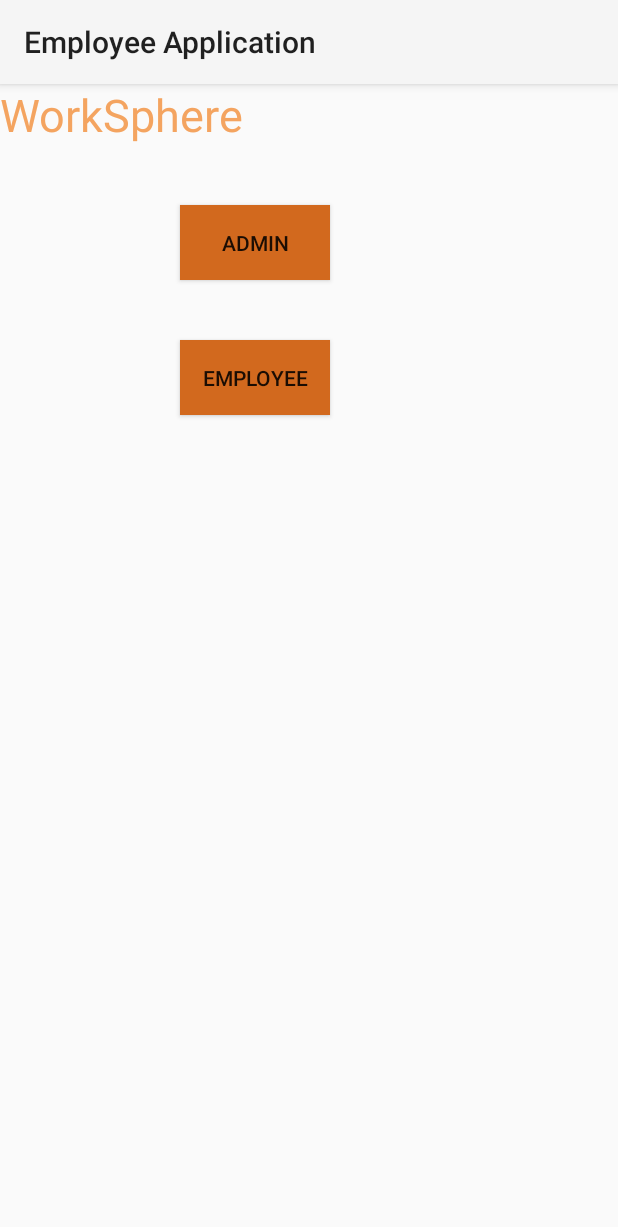
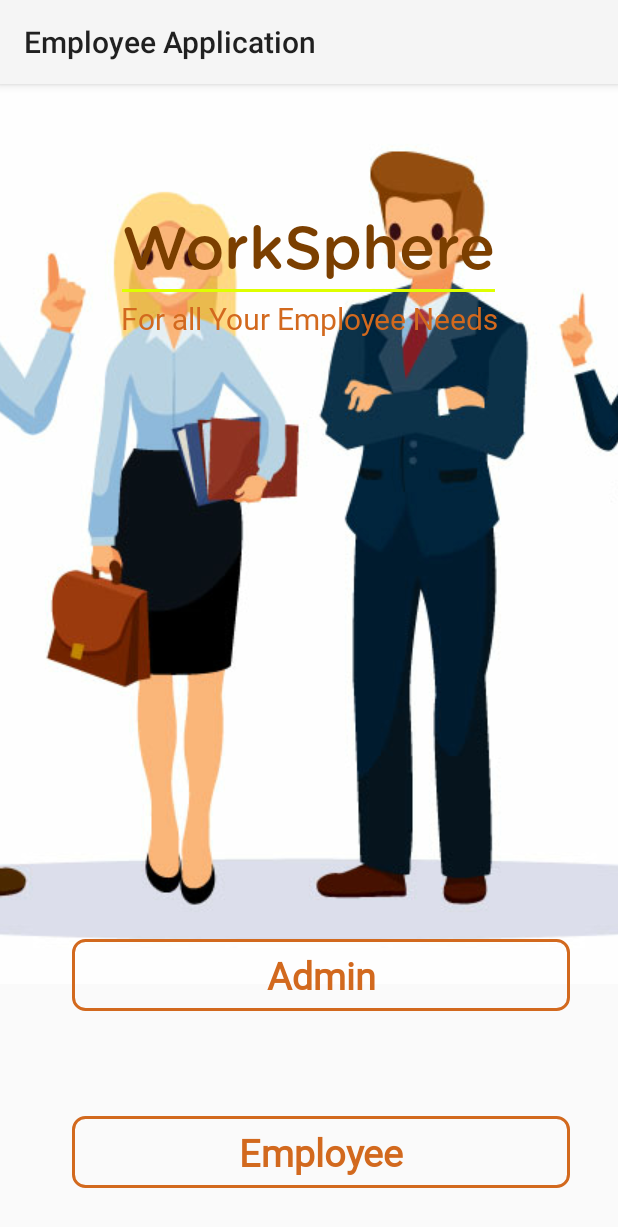
Before and after one commit to idabamfi/WorkSphere, an Android app built with Jetpack Compose: the screen it shows after launch (LaunchActivity), on a phone screen of 412 x 824 dp. Shown: the top 1227 px of the screen. Run offline under Robolectric (Android 15) with nearby library versions, the phone set to English and light mode, and no system bars.

Commit message:
updated employee homepage screens

```diff
--- a/app/src/main/res/layout/activity_launch.xml
+++ b/app/src/main/res/layout/activity_launch.xml
@@ -1,35 +1,119 @@
 <?xml version="1.0" encoding="utf-8"?>
-<LinearLayout xmlns:android="http://schemas.android.com/apk/res/android"
-    xmlns:app="http://schemas.android.com/apk/res-auto"
-    android:orientation="vertical"
+<RelativeLayout xmlns:android="http://schemas.android.com/apk/res/android"
+    xmlns:tools="http://schemas.android.com/tools"
     android:layout_width="match_parent"
-    android:layout_height="match_parent">
+    android:layout_height="match_parent"
+    android:focusableInTouchMode="true"
+    tools:context=".LaunchActivity">
+
+    <FrameLayout
+        android:layout_width="wrap_content"
+        android:layout_height="wrap_content">
+
+        <ImageView
+            android:id="@+id/imageView"
+            android:layout_width="match_parent"
+            android:layout_height="match_parent"
+            android:contentDescription="@string/image_of_employees"
+            android:scaleType="centerCrop"
+            android:src="@drawable/ic_worker_img" />
+
+    </FrameLayout>
+
+    <LinearLayout
+        android:id="@+id/linearLayout"
+        android:layout_width="wrap_content"
+        android:layout_height="wrap_content"
+        android:layout_alignParentTop="true"
+        android:layout_centerHorizontal="true"
+        android:layout_marginTop="80dp"
+        android:orientation="horizontal">
+
+        <LinearLayout
+            android:layout_width="wrap_content"
+            android:layout_height="wrap_content">
+
+        </LinearLayout>
+
+        <LinearLayout
+            android:layout_width="wrap_content"
+            android:layout_height="wrap_content"
+            android:orientation="vertical">
 
             <TextView
-        android:layout_width="251sp"
+                android:id="@+id/textView"
+                android:layout_width="wrap_content"
                 android:layout_height="wrap_content"
+                android:fontFamily="@font/gotham"
                 android:text="@string/worksphere"
-        android:textColor="@color/brownSandy"
-        android:textSize="30sp" />
+                android:textColor="#7B3F00"
+                android:textSize="40sp"
+                tools:ignore="TextSizeCheck" />
+
+            <View
+                android:layout_width="match_parent"
+                android:layout_height="2dp"
+                android:layout_marginTop="2dp"
+                android:background="#deff00" />
+
+        </LinearLayout>
+
+    </LinearLayout>
+
+    <TextView
+        android:layout_width="wrap_content"
+        android:layout_height="wrap_content"
+        android:layout_below="@+id/linearLayout"
+        android:layout_centerHorizontal="true"
+        android:layout_marginTop="4dp"
+        android:fontFamily="@font/calibri"
+        android:gravity="center"
+        android:text="@string/for_all_your_employee_needs"
+        android:textColor="#D2691E"
+        android:textSize="20sp"
+        tools:ignore="SmallSp" />
+
+    <LinearLayout
+        android:layout_width="match_parent"
+        android:layout_height="wrap_content"
+        android:layout_alignParentBottom="true"
+        android:layout_centerHorizontal="true"
+        android:layout_marginBottom="32dp"
+        android:orientation="vertical"
+        android:paddingLeft="32dp"
+        android:paddingRight="32dp">
 
         <Button
+            android:layout_width="match_parent"
+            android:layout_height="match_parent"
             android:id="@+id/buttonAdmin"
-        android:layout_width="100sp"
-        android:layout_height="50sp"
-        android:layout_marginStart="120sp"
-        android:layout_marginTop="40sp"
-        android:background="@color/brownTan"
-        android:onClick="view"
-        android:text="Admin" />
+            android:layout_marginStart="16dp"
+            android:background="@drawable/buttonshapecreambg"
+            android:fontFamily="@font/calibri"
+            android:text="Admin"
+            android:textAllCaps="false"
+            android:textColor="#D2691E"
+            android:textSize="25sp"
+            android:textStyle="bold"
+            android:onClick="view"/>
 
         <Button
+            android:layout_width="match_parent"
+            android:layout_height="match_parent"
             android:id="@+id/buttonEmployee"
-        android:layout_width="100sp"
-        android:layout_height="50sp"
-        android:layout_marginStart="120sp"
-        android:layout_marginTop="40sp"
-        android:background="@color/brownTan"
-        android:onClick="view"
-        android:text="Employee" />
+            android:layout_marginTop="70sp"
+            android:layout_marginStart="16dp"
+            android:background="@drawable/buttonshapecreambg"
+            android:fontFamily="@font/calibri"
+            android:text="Employee"
+            android:textAllCaps="false"
+            android:textColor="#D2691E"
+            android:textSize="25sp"
+            android:textStyle="bold"
+            android:onClick="view"/>
 
     </LinearLayout>
+
+
+
+</RelativeLayout>
--- a/app/src/main/res/layout/activity_main1.xml
+++ b/app/src/main/res/layout/activity_main1.xml
@@ -71,7 +71,7 @@
         android:fontFamily="@font/calibri"
         android:gravity="center"
         android:text="@string/for_all_your_employee_needs"
-        android:textColor="#7B3F00"
+        android:textColor="#D2691E"
         android:textSize="20sp"
         tools:ignore="SmallSp" />
 
@@ -139,13 +139,15 @@
             <Button
                 android:layout_width="wrap_content"
                 android:layout_height="wrap_content"
+                android:id="@+id/buttonSignIn"
                 android:layout_marginStart="16dp"
                 android:background="@drawable/buttonshapecreambg"
                 android:fontFamily="@font/calibri"
-                android:text="@string/sign_in"
+                android:text="@string/login"
                 android:textAllCaps="false"
                 android:textColor="#D2691E"
                 android:textSize="16sp"
+                android:onClick="logIn"
                 android:textStyle="bold" />
 
         </LinearLayout>
--- a/app/src/main/res/values/strings.xml
+++ b/app/src/main/res/values/strings.xml
@@ -14,4 +14,6 @@
     <string name="image_of_employees">image of employees</string>
     <string name="email">Email</string>
     <string name="password">Password</string>
+    <string name="login">Login</string>
+    <string name="clock_in">Clock In</string>
 </resources>
```
Also changed, not shown: app/src/main/res/layout/activity_homepage.xml (+27 -59 lines), app/src/main/res/layout/card_clockin.xml (added, +45 -0 lines), app/src/main/res/layout/card_notification.xml (added, +45 -0 lines), app/src/main/res/layout/card_pay.xml (added, +46 -0 lines), app/src/main/res/layout/card_shifts.xml (added, +45 -0 lines), app/src/main/res/layout/card_targets.xml (added, +45 -0 lines), app/src/main/res/drawable/ic_emp_img.jpg (added). Lines whose indentation alone changed are shown as unchanged.
